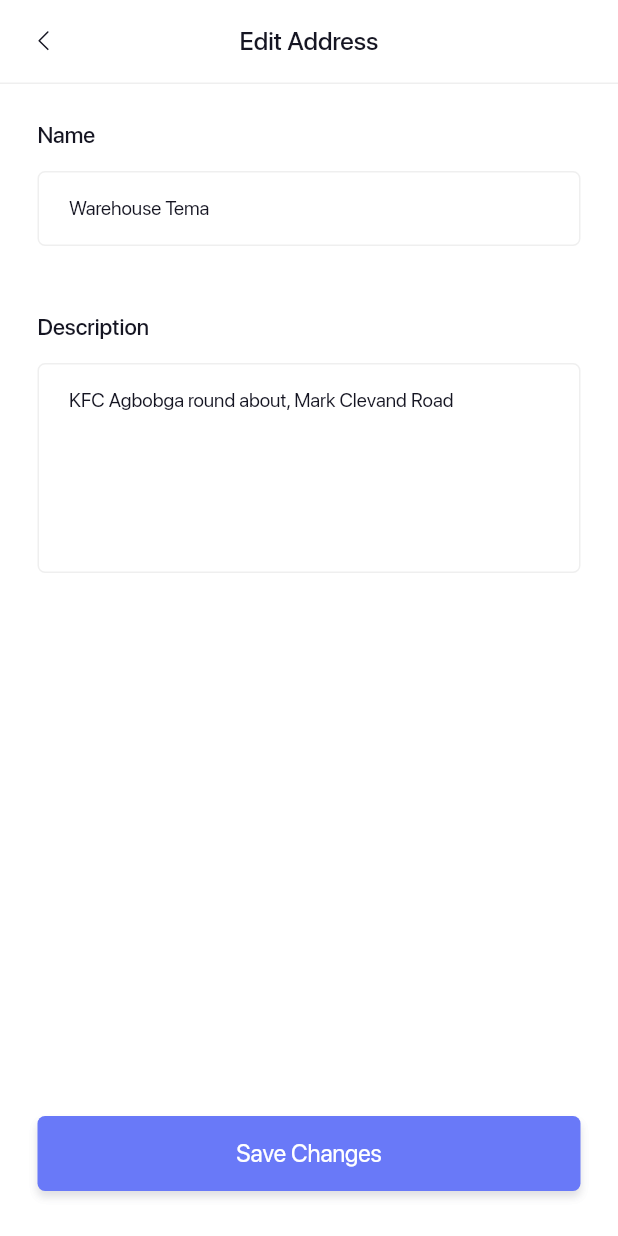
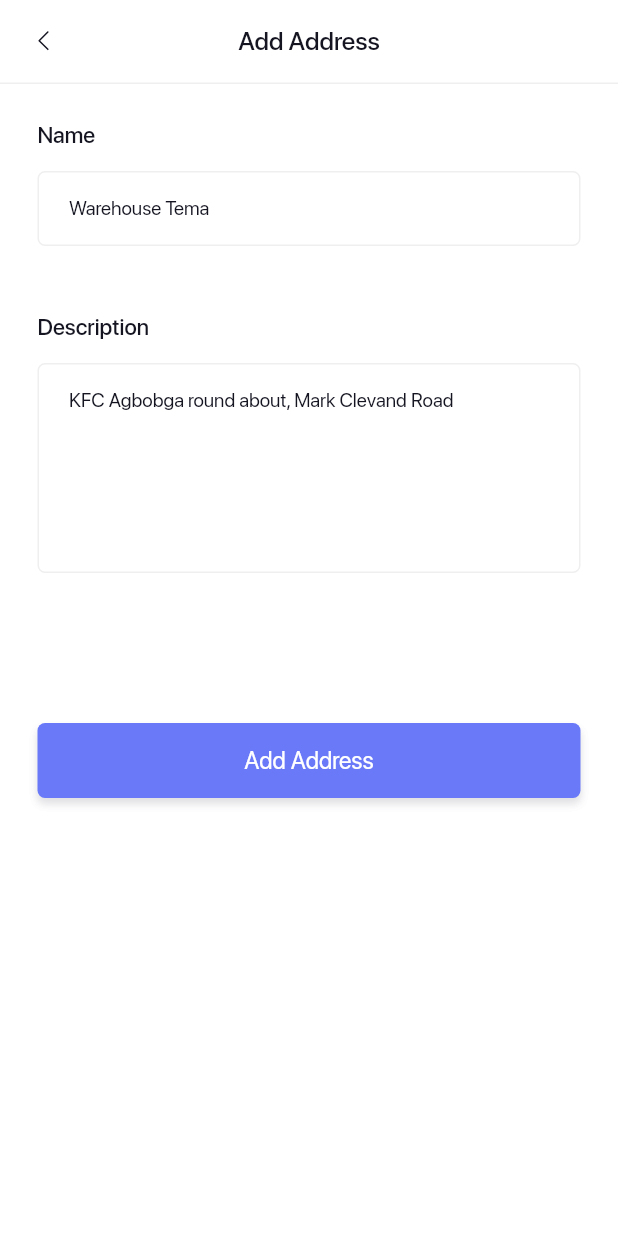
Before and after one commit to samuelships/shopuo-public, a Flutter app: the EditAddress screen opened directly, on a phone screen of 412 x 824 dp. Run offline on Flutter 3.47's test engine with Material 2 defaults, Android fonts, the phone set to English and light mode, and no system bars; our stand-ins replace cached_network_image, cloud_firestore, cloud_functions, data_connection_checker, firebase_auth, firebase_core and 11 more; accounts and stored records are empty; project files that could hold a hidden picture were left out.

Commit message:
feat : add address

```diff
--- a/lib/Components/HeaderComponent.dart
+++ b/lib/Components/HeaderComponent.dart
@@ -23,8 +23,7 @@ class HeaderComponent extends StatelessWidget implements PreferredSizeWidget {
     this.background,
     this.leadingColor,
     this.titleStyle,
-  })  : assert(leading != null),
-        super(key: key);
+  }) : super(key: key);
 
   static final fontStyle = MyTypography.heading5SB.copyWith(
     color: MyColor.neutralBlack,
--- a/lib/Screens/Cart.dart
+++ b/lib/Screens/Cart.dart
@@ -49,7 +49,6 @@ class _CartState extends State<Cart> with TickerProviderStateMixin {
         children: [
           Scaffold(
             appBar: HeaderComponent(
-              leading: "assets/svg_icons/chevron-left.svg",
               title: "Cart",
             ),
             body: Column(
--- a/lib/Screens/EditAddress.dart
+++ b/lib/Screens/EditAddress.dart
@@ -1,12 +1,20 @@
 import 'package:flutter/material.dart';
+import 'package:provider/provider.dart';
 import 'package:shopuo/Components/Button/ButtonComponent.dart';
 import 'package:shopuo/Components/HeaderComponent.dart';
 import 'package:shopuo/Components/Input/MultilineInputComponent.dart';
 import 'package:shopuo/Components/Input/TextInputComponent.dart';
 import 'package:shopuo/Styles/Color.dart';
 import 'package:shopuo/Styles/Typography.dart';
+import 'package:shopuo/ViewModels/SettingsViewModel.dart';
 
 class EditAddress extends StatefulWidget {
+  final name;
+  final description;
+  final id;
+
+  const EditAddress({Key key, this.name, this.description, this.id})
+      : super(key: key);
   @override
   _EditAddressState createState() => _EditAddressState();
 }
@@ -14,13 +22,17 @@ class EditAddress extends StatefulWidget {
 class _EditAddressState extends State<EditAddress> {
   @override
   Widget build(BuildContext context) {
-    return SafeArea(
+    return Consumer<SettingsViewModel>(
+      builder: (context, model, child) => SafeArea(
         child: Scaffold(
+          resizeToAvoidBottomInset: false,
           appBar: HeaderComponent(
               leading: "assets/svg_icons/chevron-left.svg",
-          title: "Edit Address",
-        ),
-        body: ListView(
+              leadingCallback: Navigator.of(context).pop,
+              title: widget.name == null ? "Add Address" : "Edit Address"),
+          body: Stack(
+            children: [
+              ListView(
                 padding: EdgeInsets.symmetric(horizontal: 25),
                 children: [
                   SizedBox(
@@ -32,6 +44,12 @@ class _EditAddressState extends State<EditAddress> {
                       color: MyColor.neutralBlack,
                     ),
                     hintText: "Warehouse Tema",
+                    onChanged: (value) {
+                      setState(() {
+                        model.addressName.change(value);
+                      });
+                    },
+                    error: model.addressName.error,
                   ),
                   SizedBox(
                     height: 45,
@@ -42,14 +60,32 @@ class _EditAddressState extends State<EditAddress> {
                       color: MyColor.neutralBlack,
                     ),
                     hintText: "KFC Agbobga round about, Mark Clevand Road",
+                    onChanged: (value) {
+                      setState(() {
+                        model.addressDescription.change(value);
+                      });
+                    },
+                    error: model.addressDescription.error,
+                  ),
+                  SizedBox(
+                    height: 100,
+                  ),
+                  Container(
+                    child: ButtonComponent(
+                      text: widget.name == null ? "Add Address" : "SaveChanges",
+                      active: !model.addressInProgress,
+                      onTap: () {
+                        if (widget.name == null) {
+                          model.addAddress();
+                        } else {
+                          model.editAddress(id: widget.id);
+                        }
+                      },
+                    ),
                   ),
                 ],
               ),
-        bottomNavigationBar: Container(
-          padding: EdgeInsets.symmetric(horizontal: 25, vertical: 30),
-          child: ButtonComponent(
-            text: "Save Changes",
-            onTap: () {},
+            ],
           ),
         ),
       ),
--- a/lib/Screens/Settings.dart
+++ b/lib/Screens/Settings.dart
@@ -44,7 +44,8 @@ class _SettingsState extends State<Settings> {
           "icon": "map-pin",
           "heading": "Add Addresses",
           "sub heading": "Add your shipping addresses",
-          "color": Color(0xff00C48C)
+          "color": Color(0xff00C48C),
+          "callback": (model) => model.goToInner("Address")
         },
         {
           "icon": "x-square",
--- a/lib/Services/NavigationService.dart
+++ b/lib/Services/NavigationService.dart
@@ -17,6 +17,10 @@ class NavigationService {
 
   void pop() {
     return _navigatorKey.currentState.pop();
+  }
+
+  void popInner() {
+    return tabKey[currentTab].currentState.pop();
   }
 
   Future<dynamic> navigateTo(String routeName, {dynamic arguments}) async {
--- a/lib/Validators/FormValidator.dart
+++ b/lib/Validators/FormValidator.dart
@@ -5,6 +5,10 @@ class FormValidator {
   String localError;
 
   FormzInput<String, String> formz;
+
+  reset() {
+    formz = Input.pure(validators: validators);
+  }
 
   get error {
     if (localError != null)
--- /dev/null
+++ b/lib/Validators/NonEmptyTextValidator.dart
@@ -0,0 +1,3 @@
+final nonEmptyTextValidators = [
+  (value) => value.isNotEmpty ? null : "This field is required",
+];
```
Also changed, not shown: lib/Router.dart (+18 -0 lines), lib/Screens/Address.dart (+9 -1 lines), lib/Services/FirestoreService.dart (+8 -0 lines), lib/ViewModels/SettingsViewModel.dart (+47 -1 lines). Lines whose indentation alone changed are shown as unchanged.
